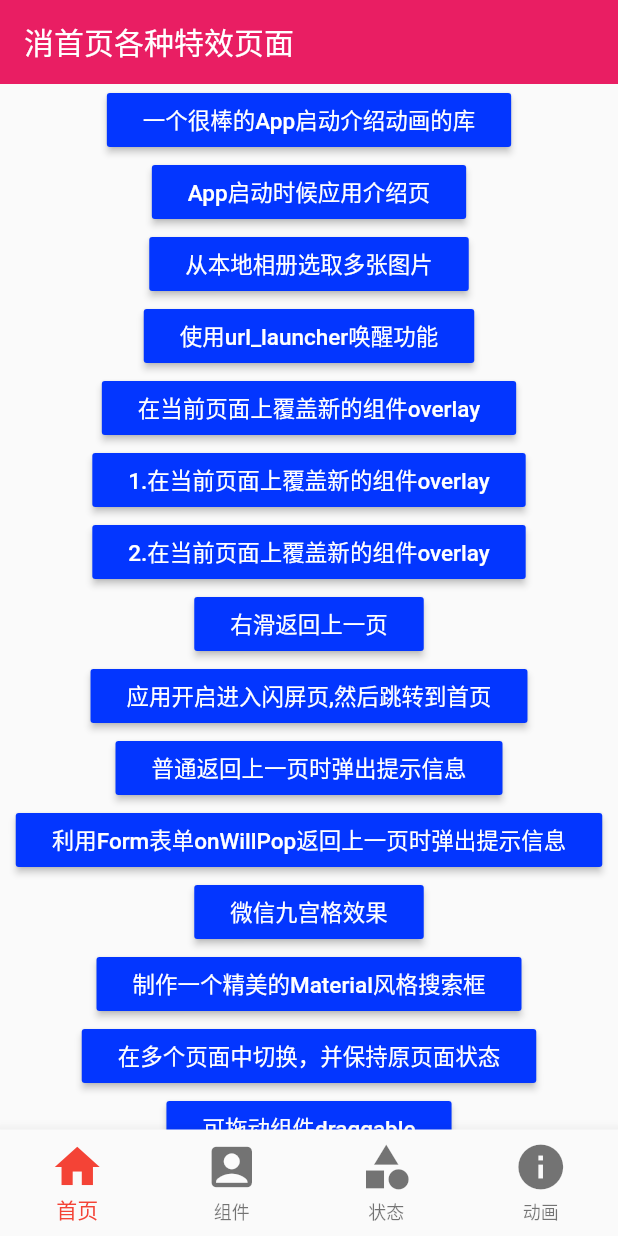
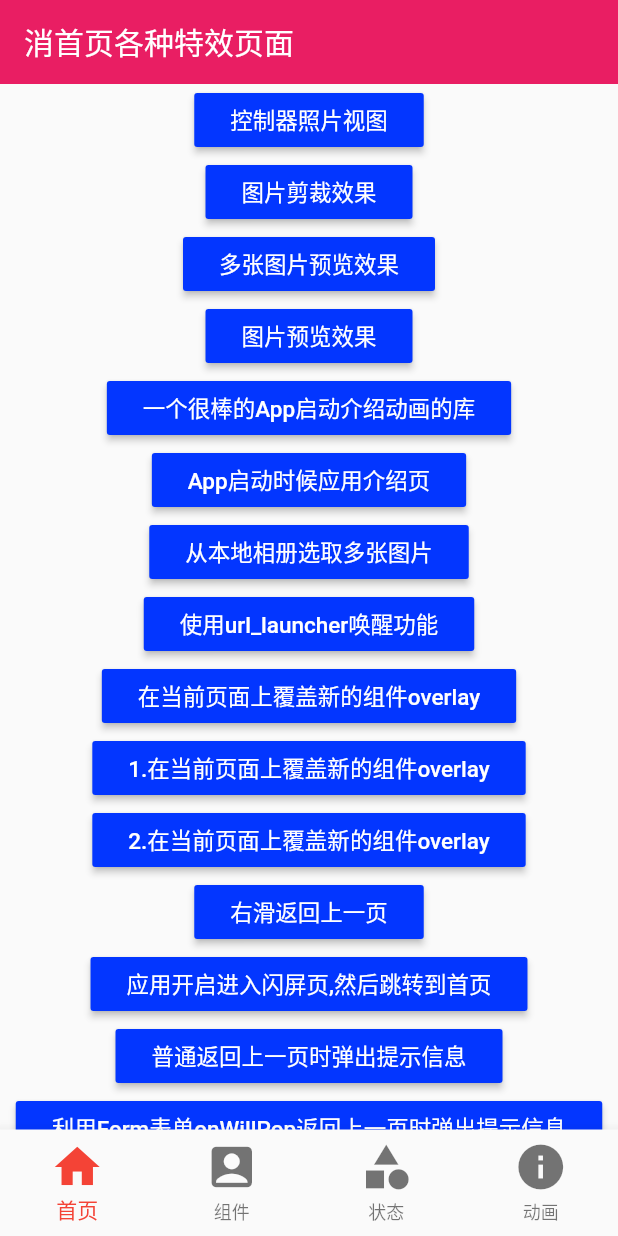
Before and after one commit to suchengyong/flutter_demo, a Flutter app: the screen it shows after launch, on a phone screen of 412 x 824 dp. Run offline on Flutter 3.47's test engine with Material 2 defaults, Android fonts, the phone set to English and light mode, and no system bars; our stand-ins replace after_layout, animated_text_kit, bot_toast, camera, curved_navigation_bar, date_format and 26 more; missing offline and left inert: drag_list, flutter_cupertino_date_picker, intro_views_flutter, multi_image_picker, passcode_screen, provide and 1 more.

Commit message:
更新添加组件

```diff
--- a/lib/Pages/HomePage.dart
+++ b/lib/Pages/HomePage.dart
@@ -20,6 +20,50 @@ class _HomePageState extends State<HomePage> {
             crossAxisAlignment: CrossAxisAlignment.center,
             mainAxisAlignment: MainAxisAlignment.center,
             children: <Widget>[
+              RaisedButton(
+                child: Text(
+                  '控制器照片视图',
+                  textAlign: TextAlign.center,
+                ),
+                color: Theme.of(context).accentColor, //使用主题颜色
+                textTheme: ButtonTextTheme.primary, //
+                onPressed: () {
+                  Navigator.pushNamed(context, '/ControllerPhotoViewPage');
+                },
+              ),
+              RaisedButton(
+                child: Text(
+                  '图片剪裁效果',
+                  textAlign: TextAlign.center,
+                ),
+                color: Theme.of(context).accentColor, //使用主题颜色
+                textTheme: ButtonTextTheme.primary, //
+                onPressed: () {
+                  Navigator.pushNamed(context, '/ClippedPhotoViewPage');
+                },
+              ),
+              RaisedButton(
+                child: Text(
+                  '多张图片预览效果',
+                  textAlign: TextAlign.center,
+                ),
+                color: Theme.of(context).accentColor, //使用主题颜色
+                textTheme: ButtonTextTheme.primary, //
+                onPressed: () {
+                  Navigator.pushNamed(context, '/GalleryPageDemo');
+                },
+              ),
+              RaisedButton(
+                child: Text(
+                  '图片预览效果',
+                  textAlign: TextAlign.center,
+                ),
+                color: Theme.of(context).accentColor, //使用主题颜色
+                textTheme: ButtonTextTheme.primary, //
+                onPressed: () {
+                  Navigator.pushNamed(context, '/SimplePhotoViewPage');
+                },
+              ),
               RaisedButton(
                 child: Text(
                   '一个很棒的App启动介绍动画的库',
```
Also changed, not shown: lib/Routes/Index.dart (+8 -0 lines), lib/components/ClippedPhotoViewPage.dart (added, +38 -0 lines), lib/components/ControllerPhotoViewPage.dart (added, +96 -0 lines), lib/components/GalleryPageDemo.dart (added, +44 -0 lines), lib/components/SimplePhotoViewPage.dart (added, +30 -0 lines), pubspec.yaml (line endings or trailing spaces).
